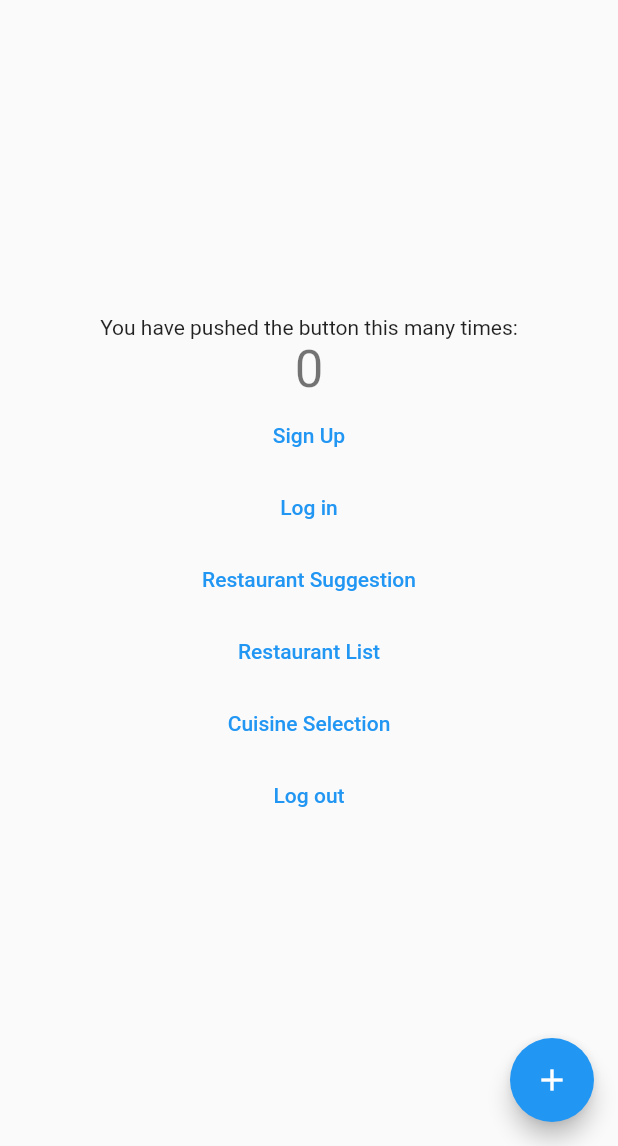
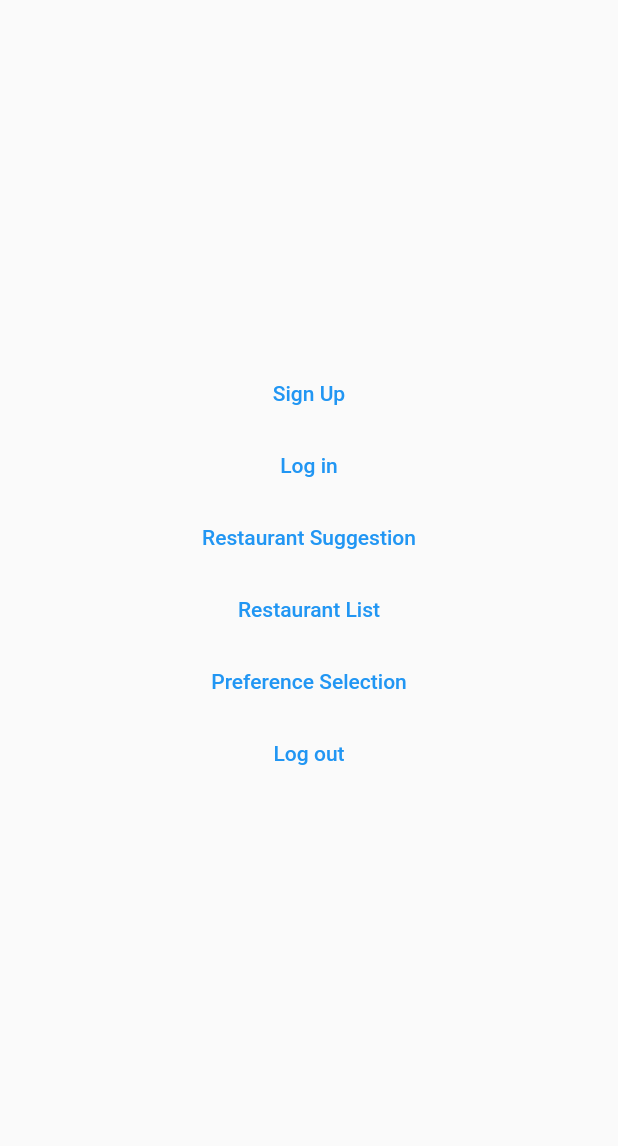
Before and after one commit to moriartyjk/Just-Eat-It, a Flutter app: the screen it shows after launch, on a phone screen of 412 x 824 dp, the part 90-1236 px from its top. Run offline on Flutter 3.47's test engine with Material 2 defaults, Android fonts, the phone set to English and light mode, and no system bars; our stand-ins replace cloud_firestore, firebase_auth, firebase_core, video_player; accounts and stored records are empty.

Commit message:
Updated App bar and removed flutters demo code

```diff
--- a/lib/customizer.dart
+++ b/lib/customizer.dart
@@ -1,9 +1,7 @@
 import 'package:flutter/material.dart';
-import 'package:firebase_core/firebase_core.dart';
 import 'package:cloud_firestore/cloud_firestore.dart';
-import 'package:firebase_auth/firebase_auth.dart';
-import 'firebase_options.dart';
-import 'dart:math';
+
+import 'appbar.dart';
 
 //Globals
 
@@ -30,9 +28,7 @@ class _CustomizerPageState extends State<CustomizerPage> {
     CollectionReference cuisine = FirebaseFirestore.instance.collection("cuisine");
 
     return Scaffold(
-      appBar: AppBar(
-        title: const Text('Cuisine Selection'),
-      ),
+      appBar: JustEatItAppBar.create(context),
       //body of list view
       body: CustomScrollView(
         slivers: <Widget>[
--- a/lib/main.dart
+++ b/lib/main.dart
@@ -39,7 +39,7 @@ class MyApp extends StatelessWidget {
         '/signup' : (context) => const SignupPage(),
         '/login' : (context) => const LoginPage(),
         '/restaurants' :(context) => const RestaurantsPage(),
-        '/cuisine' :(context) => const CustomizerPage(),
+        '/preferences' :(context) => const CustomizerPage(),
         '/list' :(context) => const RestaurantListPage(),
       },
     );
@@ -57,6 +57,7 @@ class MyHomePage extends StatefulWidget {
 
 class _MyHomePageState extends State<MyHomePage> {
 
+  /*
   int _counter = 0;
 
   void _incrementCounter() {
@@ -68,7 +69,7 @@ class _MyHomePageState extends State<MyHomePage> {
       // called again, and so nothing would appear to happen.
       _counter++;
     });
-  }
+  }*/
 
     @override
   Widget build(BuildContext context) {
@@ -100,13 +101,6 @@ class _MyHomePageState extends State<MyHomePage> {
           // horizontal).
           mainAxisAlignment: MainAxisAlignment.center,
           children: <Widget>[
-            const Text(
-              'You have pushed the button this many times:',
-            ),
-            Text(
-              '$_counter',
-              style: Theme.of(context).textTheme.headline4,
-            ),
             TextButton(onPressed: () => {
               Navigator.pushNamed(context, '/signup')
             }, child: const Text("Sign Up")),
@@ -120,18 +114,13 @@ class _MyHomePageState extends State<MyHomePage> {
               Navigator.pushNamed(context, '/list')
             }, child: const Text("Restaurant List")),
             TextButton(onPressed: () => {
-              Navigator.pushNamed(context, '/cuisine')
-            }, child: const Text("Cuisine Selection")),
+              Navigator.pushNamed(context, '/preferences')
+            }, child: const Text("Preference Selection")),
             TextButton(onPressed: () => {
               FirebaseAuth.instance.signOut()
             }, child: const Text("Log out")),
           ],
         ),
-      ),
-      floatingActionButton: FloatingActionButton(
-        onPressed: _incrementCounter,
-        tooltip: 'Increment',
-        child: const Icon(Icons.add),
       ), // This trailing comma makes auto-formatting nicer for build methods.
     );
   }
```
Also changed, not shown: lib/restaurant_list.dart (+2 -7 lines).
